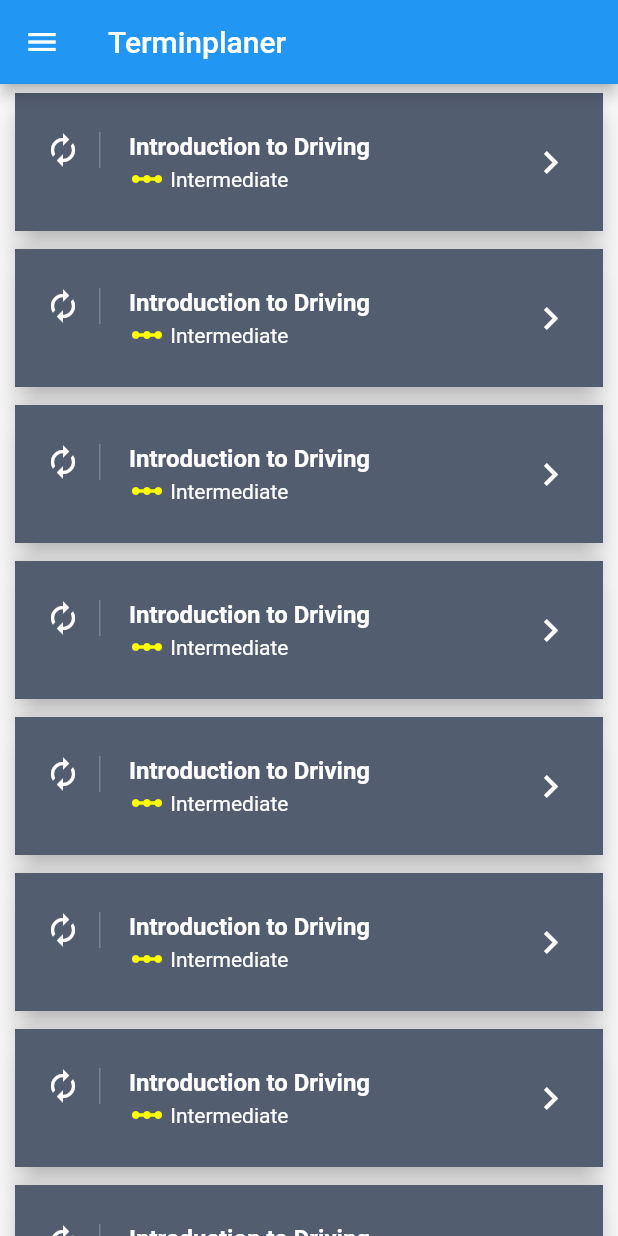
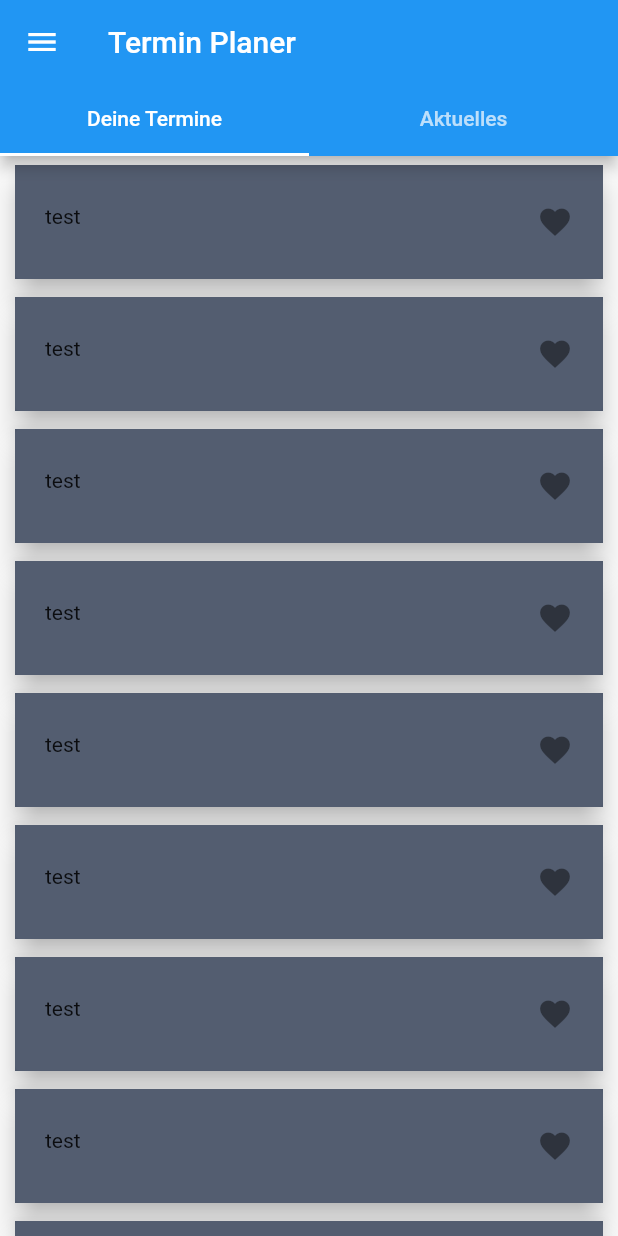
Before and after one commit to AlfredTachi/MyStudyBuddy2020, a Flutter app: the Planer screen opened directly, on a phone screen of 412 x 824 dp. Run offline on Flutter 3.47's test engine with Material 2 defaults, Android fonts, the phone set to English and light mode, and no system bars; our stand-ins replace photo_view, webview_flutter.

Commit message:
planer started

```diff
--- a/lib/drawer/drawer.dart
+++ b/lib/drawer/drawer.dart
@@ -73,7 +73,7 @@ class _OwnDrawerState extends State<OwnDrawer> {
           leading: Icon(Icons.calendar_today),
           title: Text('Terminplan'),
           onTap: () {
-            // Navigator.pushNamed(context, '/todo');
+            Navigator.pushNamed(context, '/planer');
           },
         ),
         ListTile(
--- a/lib/planer/planer.dart
+++ b/lib/planer/planer.dart
@@ -2,6 +2,7 @@ import 'package:MyStudyBuddy2/drawer/drawer.dart';
 import 'package:flutter/material.dart';
 
 class Planer extends StatefulWidget{
+  const Planer({ Key key }) : super(key: key);
   @override
   State<StatefulWidget> createState() {
 
@@ -9,14 +10,39 @@ class Planer extends StatefulWidget{
   }
 }
 
-class _PlanerState extends State<Planer>{
+class _PlanerState extends State<Planer>with SingleTickerProviderStateMixin{
+
+final List<Tab> myTabs = <Tab>[
+    Tab(text: 'Deine Termine'),
+    Tab(text: 'Aktuelles'),
+  ];
+
+TabController _tabController;
+
   @override
+  void initState() {
+    super.initState();
+    _tabController = TabController(vsync: this, length: myTabs.length);
+  }
+
+  @override
+  void dispose() {
+   _tabController.dispose();
+   super.dispose();
+ }
   Widget build(BuildContext context) {
 
     return Scaffold(
-      appBar: AppBar(title:Text("Terminplaner")),
+      appBar: AppBar(title:Text('Termin Planer'),
+      bottom: TabBar(controller:_tabController ,tabs:myTabs)),
       drawer: OwnDrawer(),
-      body:makeBody
+      body:TabBarView(
+        controller: _tabController,
+        children: <Widget>[
+          makeBody,
+          Text('whatever')
+        ],
+      )
 
     );
   }
@@ -43,21 +69,7 @@ final makeBody = Container(
     final makeListTile = ListTile(
         contentPadding: EdgeInsets.symmetric(horizontal: 20.0, vertical: 10.0),
         leading: Container(
-          padding: EdgeInsets.only(right: 12.0),
-          decoration: new BoxDecoration(
-              border: new Border(
-                  right: new BorderSide(width: 1.0, color: Colors.white24))),
-          child: Icon(Icons.autorenew, color: Colors.white),
+          child:Text('test')
         ),
-        title: Text(
-          "Introduction to Driving",
-          style: TextStyle(color: Colors.white, fontWeight: FontWeight.bold),
-        ),
-        subtitle: Row(
-          children: <Widget>[
-            Icon(Icons.linear_scale, color: Colors.yellowAccent),
-            Text(" Intermediate", style: TextStyle(color: Colors.white))
-          ],
-        ),
-        trailing:
-            Icon(Icons.keyboard_arrow_right, color: Colors.white, size: 30.0));
+        trailing: Icon(Icons.favorite),
+        );
--- a/lib/route_manager/route_manager.dart
+++ b/lib/route_manager/route_manager.dart
@@ -1,5 +1,6 @@
 import 'package:MyStudyBuddy2/campus_plan/campus_plan.dart';
 import 'package:MyStudyBuddy2/dashboard/dashboard.dart';
+import 'package:MyStudyBuddy2/planer/planer.dart';
 import 'package:MyStudyBuddy2/studyprogress/studyprogress.dart';
 import 'package:MyStudyBuddy2/grades_prognosis/grades_prognosis.dart';
 import 'package:MyStudyBuddy2/mensa_plan/mensa_plan.dart';
@@ -24,6 +25,8 @@ class RouteGenerator {
         return MaterialPageRoute(builder: (_) => Settings());
       case '/grades_prognosis':
         return MaterialPageRoute(builder: (_) => GradesPrognosis());
+      case '/planer':
+        return MaterialPageRoute(builder: (_) => Planer());
       default:
         return _errorRoute();
     }
```
Also changed, not shown: pubspec.lock.
